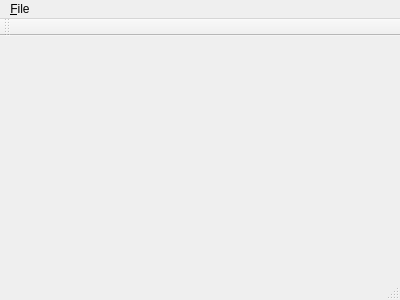
The window that mainwindow.ui (after5cst/FileSysWatch) describes before a commit, drawn with Qt 5.
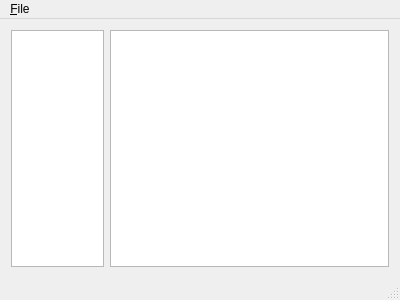
The same window after the commit. Icons and pictures are not drawn.

Commit message: Add slots to MainWindow for Open/CloseWatch.  Connect triggers from actions to slots.  Add dialog to get a directory name.  Add icons.  No actual directory watching at this commit.

```diff
--- a/mainwindow.ui
+++ b/mainwindow.ui
@@ -13,7 +13,33 @@
   <property name="windowTitle">
    <string>MainWindow</string>
   </property>
-  <widget class="QWidget" name="centralWidget"/>
+  <widget class="QWidget" name="centralWidget">
+   <layout class="QHBoxLayout" name="horizontalLayout">
+    <item>
+     <widget class="QListWidget" name="listWidget">
+      <property name="sizePolicy">
+       <sizepolicy hsizetype="Expanding" vsizetype="Expanding">
+        <horstretch>1</horstretch>
+        <verstretch>0</verstretch>
+       </sizepolicy>
+      </property>
+     </widget>
+    </item>
+    <item>
+     <widget class="QPlainTextEdit" name="plainTextEdit">
+      <property name="sizePolicy">
+       <sizepolicy hsizetype="Expanding" vsizetype="Expanding">
+        <horstretch>3</horstretch>
+        <verstretch>0</verstretch>
+       </sizepolicy>
+      </property>
+      <property name="readOnly">
+       <bool>true</bool>
+      </property>
+     </widget>
+    </item>
+   </layout>
+  </widget>
   <widget class="QMenuBar" name="menuBar">
    <property name="geometry">
     <rect>
@@ -32,14 +58,6 @@
    </widget>
    <addaction name="menu_File"/>
   </widget>
-  <widget class="QToolBar" name="mainToolBar">
-   <attribute name="toolBarArea">
-    <enum>TopToolBarArea</enum>
-   </attribute>
-   <attribute name="toolBarBreak">
-    <bool>false</bool>
-   </attribute>
-  </widget>
   <widget class="QStatusBar" name="statusBar"/>
   <action name="action_Open">
    <property name="text">
```
Left out of the diff: 42 changed lines with no effect on the pictures. The commit also changes 7 other files.
